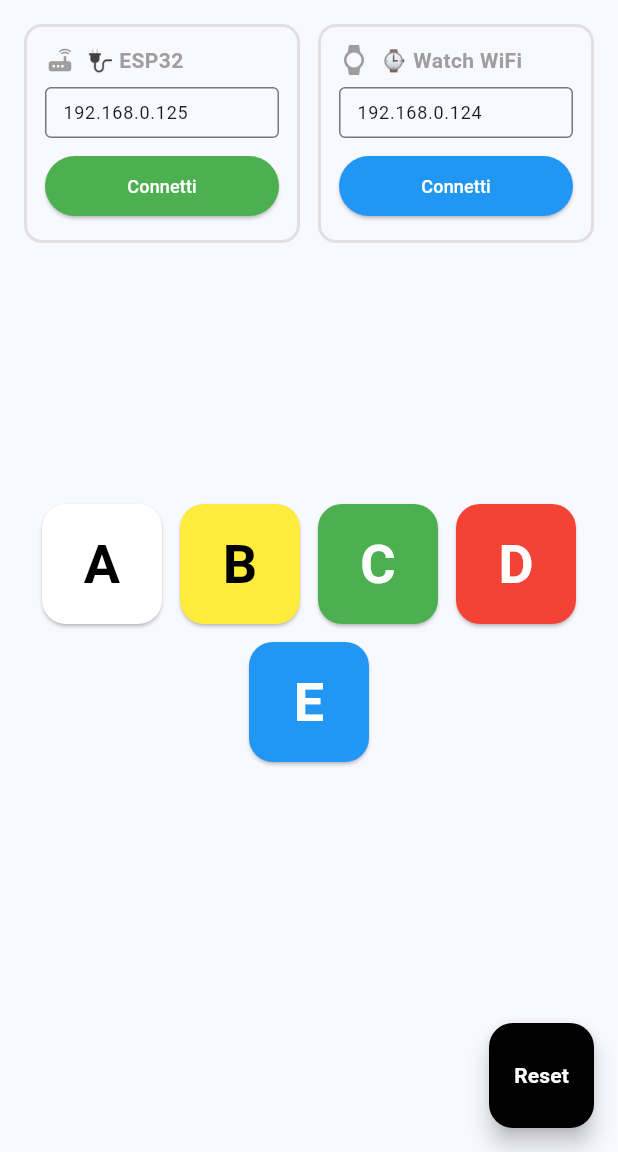
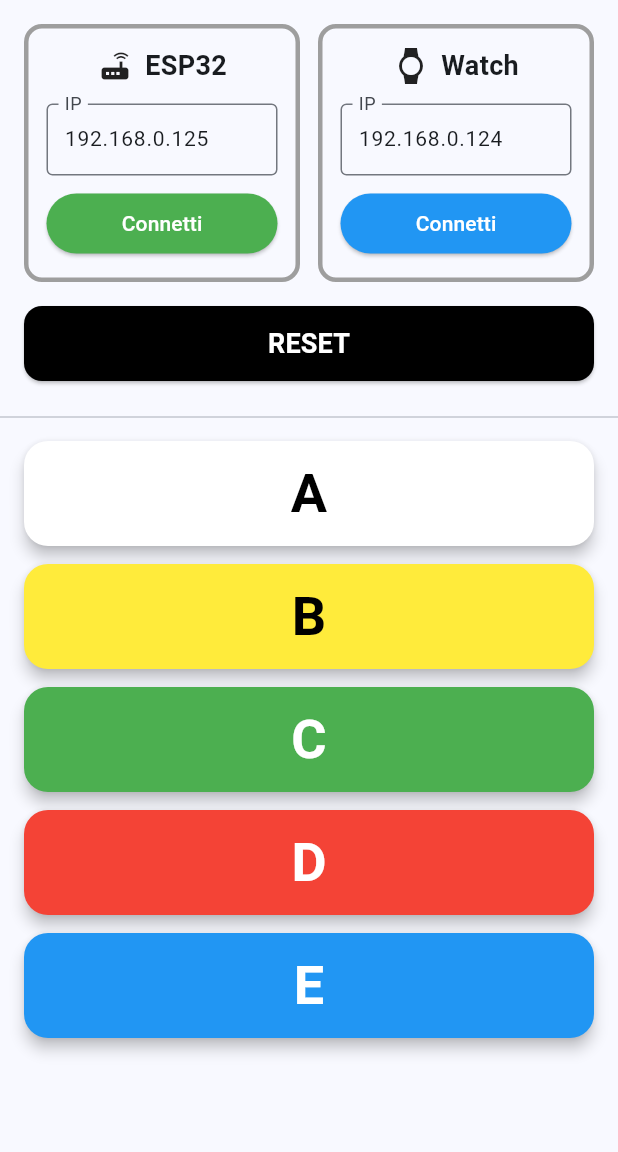
Before and after one commit to house79-gex/Segna, a Flutter app: the screen it shows after launch, on a phone screen of 412 x 824 dp, the part 84-1236 px from its top. Run offline on Flutter 3.47's test engine with Material 3 defaults, Android fonts, the phone set to English and light mode, and no system bars; our stand-ins replace shared_preferences.

Commit message:
Fix watch standby issue, reorganize button layout, and fix keyboard overlay
Co-authored-by: house79-gex <75929529+house79-gex@users.noreply.github.com>

```diff
--- a/flutter_app/lib/main.dart
+++ b/flutter_app/lib/main.dart
@@ -194,6 +194,7 @@ class _ControllerPageState extends State<ControllerPage> {
   @override
   Widget build(BuildContext context) {
     return Scaffold(
+      resizeToAvoidBottomInset: true,  // ← Permetti resize quando tastiera aperta
       appBar: AppBar(
         backgroundColor: Theme.of(context).colorScheme.inversePrimary,
         title: const Text('Segna Controller'),
@@ -204,139 +205,109 @@ class _ControllerPageState extends State<ControllerPage> {
           ),
         ],
       ),
-      body: Column(
+      body: SingleChildScrollView(  // ← Rendi scrollabile
+        child: Column(
           children: [
             const SizedBox(height: 16),
-          // Two-column layout for ESP32 and Watch connections
+
+            // ═══ SEZIONE CONNESSIONI (2 colonne) ═══
             Padding(
               padding: const EdgeInsets.symmetric(horizontal: 16.0),
               child: Row(
                 crossAxisAlignment: CrossAxisAlignment.start,
                 children: [
-                // ESP32 Connection Card
+                  // ─── Colonna ESP32 ───
                   Expanded(
                     child: Container(
-                    padding: const EdgeInsets.all(12),
                       decoration: BoxDecoration(
                         border: Border.all(
-                        color: _wifiService.isConnected ? Colors.green : Colors.grey.shade300,
-                        width: 2,
+                          color: _wifiService.isConnected ? Colors.green : Colors.grey,
+                          width: 3,
                         ),
                         borderRadius: BorderRadius.circular(12),
                       ),
+                      padding: const EdgeInsets.all(12),
                       child: Column(
-                      crossAxisAlignment: CrossAxisAlignment.start,
                         children: [
                           Row(
-                          children: [
-                            Icon(
-                              Icons.router,
-                              color: _wifiService.isConnected ? Colors.green : Colors.grey,
-                              size: 20,
-                            ),
-                            const SizedBox(width: 8),
-                            Text(
-                              '🔌 ESP32',
-                              style: TextStyle(
-                                fontSize: 14,
-                                fontWeight: FontWeight.bold,
-                                color: _wifiService.isConnected ? Colors.green : Colors.grey,
-                              ),
-                            ),
+                            mainAxisAlignment: MainAxisAlignment.center,
+                            children: const [
+                              Icon(Icons.router, size: 24),
+                              SizedBox(width: 8),
+                              Text('ESP32', style: TextStyle(fontSize: 18, fontWeight: FontWeight.bold)),
                             ],
                           ),
-                        const SizedBox(height: 8),
+                          const SizedBox(height: 12),
                           TextField(
                             controller: _ipController,
                             decoration: const InputDecoration(
+                              labelText: 'IP',
                               hintText: '192.168.0.125',
-                            isDense: true,
+                              border: OutlineInputBorder(),
                               contentPadding: EdgeInsets.symmetric(horizontal: 8, vertical: 8),
-                            border: OutlineInputBorder(),
                             ),
-                          style: const TextStyle(fontSize: 12),
-                          keyboardType: const TextInputType.numberWithOptions(decimal: false),
+                            keyboardType: TextInputType.numberWithOptions(decimal: true),
+                            style: const TextStyle(fontSize: 14),
                           ),
                           const SizedBox(height: 8),
-                        SizedBox(
-                          width: double.infinity,
-                          child: ElevatedButton(
+                          ElevatedButton(
                             onPressed: _wifiService.isConnected ? _disconnectFromESP32 : _connectToESP32,
                             style: ElevatedButton.styleFrom(
                               backgroundColor: _wifiService.isConnected ? Colors.red : Colors.green,
                               foregroundColor: Colors.white,
-                              padding: const EdgeInsets.symmetric(vertical: 8),
+                              minimumSize: const Size(double.infinity, 40),
                             ),
-                            child: Text(
-                              _wifiService.isConnected ? 'Disconnetti' : 'Connetti',
-                              style: const TextStyle(fontSize: 12),
-                            ),
-                          ),
+                            child: Text(_wifiService.isConnected ? 'Disconnetti' : 'Connetti'),
                           ),
                         ],
                       ),
                     ),
                   ),
+
                   const SizedBox(width: 12),
-                // Watch Connection Card
+
+                  // ─── Colonna Watch ───
                   Expanded(
                     child: Container(
-                    padding: const EdgeInsets.all(12),
                       decoration: BoxDecoration(
                         border: Border.all(
-                        color: _watchWifiService.isConnected ? Colors.blue : Colors.grey.shade300,
-                        width: 2,
+                          color: _watchWifiService.isConnected ? Colors.green : Colors.grey,
+                          width: 3,
                         ),
                         borderRadius: BorderRadius.circular(12),
                       ),
+                      padding: const EdgeInsets.all(12),
                       child: Column(
-                      crossAxisAlignment: CrossAxisAlignment.start,
                         children: [
                           Row(
-                          children: [
-                            Icon(
-                              Icons.watch,
-                              color: _watchWifiService.isConnected ? Colors.blue : Colors.grey,
-                              size: 20,
-                            ),
-                            const SizedBox(width: 8),
-                            Text(
-                              '⌚ Watch WiFi',
-                              style: TextStyle(
-                                fontSize: 14,
-                                fontWeight: FontWeight.bold,
-                                color: _watchWifiService.isConnected ? Colors.blue : Colors.grey,
-                              ),
-                            ),
+                            mainAxisAlignment: MainAxisAlignment.center,
+                            children: const [
+                              Icon(Icons.watch, size: 24),
+                              SizedBox(width: 8),
+                              Text('Watch', style: TextStyle(fontSize: 18, fontWeight: FontWeight.bold)),
                             ],
                           ),
-                        const SizedBox(height: 8),
+                          const SizedBox(height: 12),
                           TextField(
                             controller: _watchIpController,
                             decoration: const InputDecoration(
+                              labelText: 'IP',
                               hintText: '192.168.0.124',
-                            isDense: true,
+                              border: OutlineInputBorder(),
                               contentPadding: EdgeInsets.symmetric(horizontal: 8, vertical: 8),
-                            border: OutlineInputBorder(),
                             ),
-                          style: const TextStyle(fontSize: 12),
-                          keyboardType: const TextInputType.numberWithOptions(decimal: false),
+                            keyboardType: TextInputType.numberWithOptions(decimal: true),
+                            style: const TextStyle(fontSize: 14),
                           ),
                           const SizedBox(height: 8),
-                        SizedBox(
-                          width: double.infinity,
-                          child: ElevatedButton(
+                          ElevatedButton(
                             onPressed: _watchWifiService.isConnected ? _disconnectFromWatchWiFi : _connectToWatchWiFi,
                             style: ElevatedButton.styleFrom(
                               backgroundColor: _watchWifiService.isConnected ? Colors.red : Colors.blue,
                               foregroundColor: Colors.white,
-                              padding: const EdgeInsets.symmetric(vertical: 8),
+                              minimumSize: const Size(double.infinity, 40),
                             ),
-                            child: Text(
-                              _watchWifiService.isConnected ? 'Disconnetti' : 'Connetti',
-                              style: const TextStyle(fontSize: 12),
-                            ),
-                          ),
+                            child: Text(_watchWifiService.isConnected ? 'Disconnetti' : 'Connetti'),
                           ),
                         ],
                       ),
@@ -345,25 +316,47 @@ class _ControllerPageState extends State<ControllerPage> {
                 ],
               ),
             ),
+
             const SizedBox(height: 16),
-          // Command buttons section (A-E)
-          Expanded(
-            child: Center(
-              child: SingleChildScrollView(
-                child: Wrap(
-                  alignment: WrapAlignment.center,
-                  spacing: 12,
-                  runSpacing: 12,
+
+            // ═══ PULSANTE RESET SOPRA ═══
+            Padding(
+              padding: const EdgeInsets.symmetric(horizontal: 16.0),
+              child: SizedBox(
+                width: double.infinity,
+                height: 50,
+                child: ElevatedButton(
+                  onPressed: _sendReset,
+                  style: ElevatedButton.styleFrom(
+                    backgroundColor: Colors.black,
+                    foregroundColor: Colors.white,
+                    shape: RoundedRectangleBorder(borderRadius: BorderRadius.circular(12)),
+                  ),
+                  child: const Text('RESET', style: TextStyle(fontSize: 18, fontWeight: FontWeight.bold)),
+                ),
+              ),
+            ),
+
+            const SizedBox(height: 16),
+            const Divider(),
+            const SizedBox(height: 8),
+
+            // ═══ PULSANTI LETTERE (COLONNA SINGOLA) ═══
+            Padding(
+              padding: const EdgeInsets.symmetric(horizontal: 16.0),
+              child: Column(
                 children: letterData.entries.map((entry) {
-                    return SizedBox(
-                      width: 80,
-                      height: 80,
+                  return Padding(
+                    padding: const EdgeInsets.only(bottom: 12.0),
+                    child: SizedBox(
+                      width: double.infinity,  // Larghezza massima
+                      height: 70,              // Altezza consistente
                       child: ElevatedButton(
                         style: ElevatedButton.styleFrom(
                           backgroundColor: entry.value['color'] as Color,
                           foregroundColor: entry.key == 'A' || entry.key == 'B' ? Colors.black : Colors.white,
                           shape: RoundedRectangleBorder(borderRadius: BorderRadius.circular(16)),
-                          padding: EdgeInsets.zero,
+                          elevation: 4,
                         ),
                         onPressed: () => _sendCommand(entry.key),
                         child: Text(
@@ -371,34 +364,15 @@ class _ControllerPageState extends State<ControllerPage> {
                           style: const TextStyle(fontSize: 36, fontWeight: FontWeight.bold),
                         ),
                       ),
+                    ),
                   );
                 }).toList(),
               ),
             ),
+
+            const SizedBox(height: 20),
+          ],
         ),
-          ),
-          // Reset button at bottom right
-          Padding(
-            padding: const EdgeInsets.all(16.0),
-            child: Align(
-              alignment: Alignment.bottomRight,
-              child: SizedBox(
-                width: 70,
-                height: 70,
-                child: FloatingActionButton(
-                  backgroundColor: Colors.black,
-                  foregroundColor: Colors.white,
-                  onPressed: _sendReset,
-                  child: const Text(
-                    'Reset',
-                    textAlign: TextAlign.center,
-                    style: TextStyle(fontSize: 14, fontWeight: FontWeight.bold),
-                  ),
-                ),
-              ),
-            ),
-          ),
-        ],
       ),
     );
   }
```
Also changed, not shown: 2 other files. Lines whose indentation alone changed are shown as unchanged.
